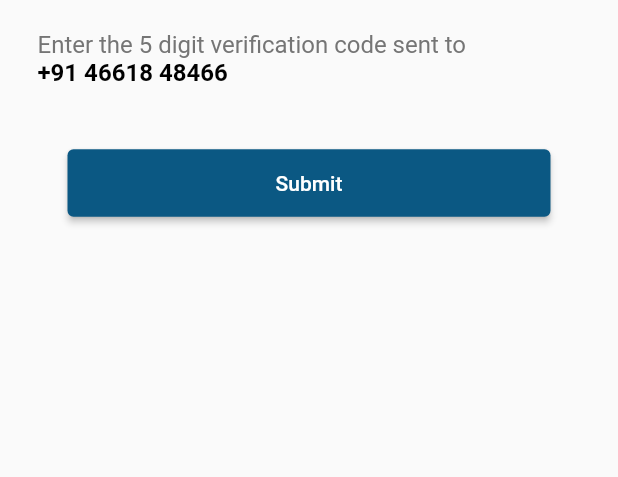
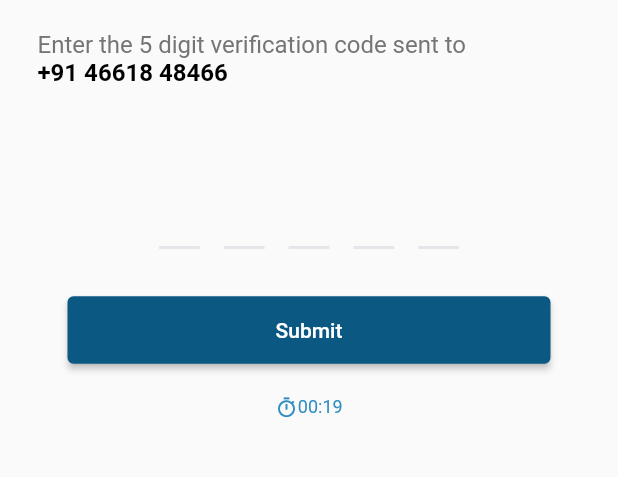
Before and after one commit to RemishaBinu/visan_portal, a Flutter app: the ForgotPassword screen opened directly, on a phone screen of 412 x 824 dp, the part 90-567 px from its top. Run offline on Flutter 3.47's test engine with Material 2 defaults, Android fonts, the light colour scheme and no system bars; drawn by our look-alikes of pin_input_text_field.

Commit message:
introduced forgot password | job category and search

```diff
--- /dev/null
+++ b/lib/components/pin_input.dart
@@ -0,0 +1,22 @@
+import 'package:flutter/material.dart';
+import 'package:pin_input_text_field/pin_input_text_field.dart';
+
+class PinInput extends StatelessWidget {
+  const PinInput({super.key});
+
+  @override
+  Widget build(BuildContext context) {
+    return Container(
+     margin: EdgeInsets.only(top: 50),
+     width: 200,
+      child: PinInputTextField(
+       pinLength: 5,
+       decoration: UnderlineDecoration(
+         colorBuilder: PinListenColorBuilder(Color.fromARGB(255, 229, 229, 234), Color.fromARGB(255, 229, 229, 234)),
+         bgColorBuilder: PinListenColorBuilder(Color.fromARGB(0, 229, 229, 234), Color.fromARGB(0, 229, 229, 234)),
+
+         ),
+      ),
+    );
+  }
+}
--- a/lib/pages/forgot_password.dart
+++ b/lib/pages/forgot_password.dart
@@ -1,9 +1,142 @@
+import 'dart:async';
+
 import 'package:flutter/material.dart';
 import 'package:visan_portal/components/custom_button.dart';
+import 'package:visan_portal/components/pin_input.dart';
 import 'package:visan_portal/pages/set_password.dart';
+import 'package:pin_input_text_field/pin_input_text_field.dart';
+import 'package:visan_portal/pages/set_phone_number.dart';
 
-class ForgotPassword extends StatelessWidget {
+const waitingSeconds = 20;
+
+class ForgotPassword extends StatefulWidget {
   const ForgotPassword({super.key});
+
+  @override
+  State<StatefulWidget> createState() {
+    return ForgotPasswordState();
+  }
+}
+
+class ForgotPasswordState extends State<ForgotPassword> {
+  bool isWaitingUserInput = true;
+  DateTime? futureTime;
+  Duration? waitingDelta;
+  Timer? timer;
+
+  Duration? getTimeDelta() {
+    if (futureTime == null) {
+      return null;
+    }
+    DateTime now = DateTime.now();
+    return futureTime?.difference(now);
+  }
+
+  bool isElapsed(Duration d) {
+    return d.inMinutes < 1 && d.inSeconds < 1;
+  }
+
+  String getCurrentDeltaBeautified(){
+    if(waitingDelta == null){
+      return "00:00";
+    }
+    return "${waitingDelta?.inMinutes.remainder(60).toString().padLeft(2, "0")}:${waitingDelta?.inSeconds.remainder(60).toString().padLeft(2, "0")}";
+  }
+
+  stopWaiting() {
+    futureTime = null;
+    setState(() {
+      waitingDelta = null;
+      isWaitingUserInput = false;
+    });
+  }
+
+  startWaiting() {
+    futureTime = DateTime.now().add(const Duration(seconds: waitingSeconds));
+    timer = Timer.periodic(const Duration(seconds: 1), (timer) {
+      Duration? delta = getTimeDelta();
+      if (delta == null || isElapsed(delta)) {
+        timer.cancel();
+        stopWaiting();
+        return;
+      }
+      setState(() {
+        waitingDelta = delta;
+        isWaitingUserInput = true;
+      });
+    });
+  }
+
+  @override
+  void initState() {
+    super.initState();
+    startWaiting();
+  }
+
+  Widget getTimerWidget(){
+    return Row(
+                mainAxisAlignment: MainAxisAlignment.center,
+                children: [
+                  const Icon(
+                    Icons.timer_outlined,
+                    color: Color.fromARGB(255, 47, 142, 194),
+                    size: 15,
+                  ),
+                  Text(getCurrentDeltaBeautified(),
+                    style: const TextStyle(
+                        fontSize: 12, color: Color.fromARGB(255, 47, 142, 194)),
+                  )
+                ],
+              );
+  }
+
+  Widget getTimerRestartButtonWidget(){
+    return InkWell(
+      child: Row(
+                  mainAxisAlignment: MainAxisAlignment.center,
+                  children: [
+                    const Icon(
+                      Icons.repeat_sharp,
+                      color: Color.fromARGB(255, 47, 142, 194),
+                      size: 12,
+                    ),
+                    const Text("Resend verification code",
+                      style: const TextStyle(
+                          fontSize: 15, color: Color.fromARGB(255, 47, 142, 194)),
+                    )
+                  ],
+                ),
+      onTap: () {
+        startWaiting();
+      },
+    );
+  }
+
+  Widget getChangeButton(){
+    return InkWell(
+                      child: Container(
+                        margin: const EdgeInsets.only(left: 10),
+                        child: const Text("Change",
+                          style: TextStyle(
+                          fontSize: 15, color: Color.fromARGB(255, 47, 142, 194), decoration: TextDecoration.underline),
+                        ),
+                      ),
+                      onTap: () {
+                        Navigator.pushReplacement(
+                          context,
+                          MaterialPageRoute(builder: (context) => const SetPhone()),
+                        );
+                      },
+                    );
+  }
+
+  @override
+  void dispose() {
+    if(timer != null){
+      timer!.cancel();
+    }
+    super.dispose();
+  }
 
   @override
   Widget build(BuildContext context) {
@@ -37,16 +170,23 @@ class ForgotPassword extends StatelessWidget {
                 width: double.infinity,
                 padding: const EdgeInsets.only(bottom: 10),
                 alignment: Alignment.centerLeft,
-                child: const Text(
-                  '+91 46618 48466',
-                  style: TextStyle(
-                      fontSize: 16,
-                      color: Color.fromARGB(255, 0, 0, 0),
-                      fontWeight: FontWeight.bold),
+                child: Row(
+                  children: [
+                    const Text(
+                      '+91 46618 48466',
+                      style: TextStyle(
+                          fontSize: 16,
+                          color: Color.fromARGB(255, 0, 0, 0),
+                          fontWeight: FontWeight.bold),
+                    ),
+                    if(!isWaitingUserInput) getChangeButton()
+                  ],
                 ),
               ),
+              PinInput(),
               Container(
-                  padding: const EdgeInsets.only(left: 20, right: 20, top: 30),
+                  padding: const EdgeInsets.only(
+                      left: 20, right: 20, top: 30, bottom: 20),
                   child: CustomButton(
                     text: 'Submit',
                     onPressed: () {
@@ -56,6 +196,7 @@ class ForgotPassword extends StatelessWidget {
                       );
                     },
                   )),
+              isWaitingUserInput ? getTimerWidget() : getTimerRestartButtonWidget()
             ],
           ),
         )),
--- a/lib/pages/set_password.dart
+++ b/lib/pages/set_password.dart
@@ -2,6 +2,7 @@ import 'package:flutter/material.dart';
 import 'package:visan_portal/components/custom_button.dart';
 import 'package:visan_portal/components/custom_text_field.dart';
 import 'package:visan_portal/pages/account._verified.dart';
+import 'package:visan_portal/pages/forgot_password.dart';
 
 class SetPassword extends StatelessWidget {
   const SetPassword({super.key});
@@ -35,7 +36,7 @@ class SetPassword extends StatelessWidget {
                   child: CustomButton(text: 'Set password', onPressed: () {
                      Navigator.push(
                               context,
-                              MaterialPageRoute(builder: (context) => const AccountVerified()),
+                              MaterialPageRoute(builder: (context) => ForgotPassword()),
                             );
                   },)),
             ],
--- a/lib/pages/set_phone_number.dart
+++ b/lib/pages/set_phone_number.dart
@@ -37,7 +37,7 @@ class SetPhone extends StatelessWidget {
                       Navigator.push(
                         context,
                         MaterialPageRoute(
-                            builder: (context) => const ForgotPassword()),
+                            builder: (context) => ForgotPassword()),
                       );
                     },
                   )),
--- a/pubspec.yaml
+++ b/pubspec.yaml
@@ -35,6 +35,7 @@ dependencies:
   # The following adds the Cupertino Icons font to your application.
   # Use with the CupertinoIcons class for iOS style icons.
   cupertino_icons: ^1.0.2
+  pin_input_text_field: ^4.5.0
 
 dev_dependencies:
   flutter_test:
```
Also changed, not shown: lib/components/header_component.dart (added, +26 -0 lines), lib/components/job_category_tile.dart.dart (added, +39 -0 lines), lib/model/job.dart (added, +9 -0 lines), lib/pages/job_search.dart (added, +108 -0 lines), lib/pages/job_selection.dart (added, +25 -0 lines), lib/pages/signin.dart (+8 -1 lines), lib/service/job_service.dart (added, +15 -0 lines), pubspec.lock.
